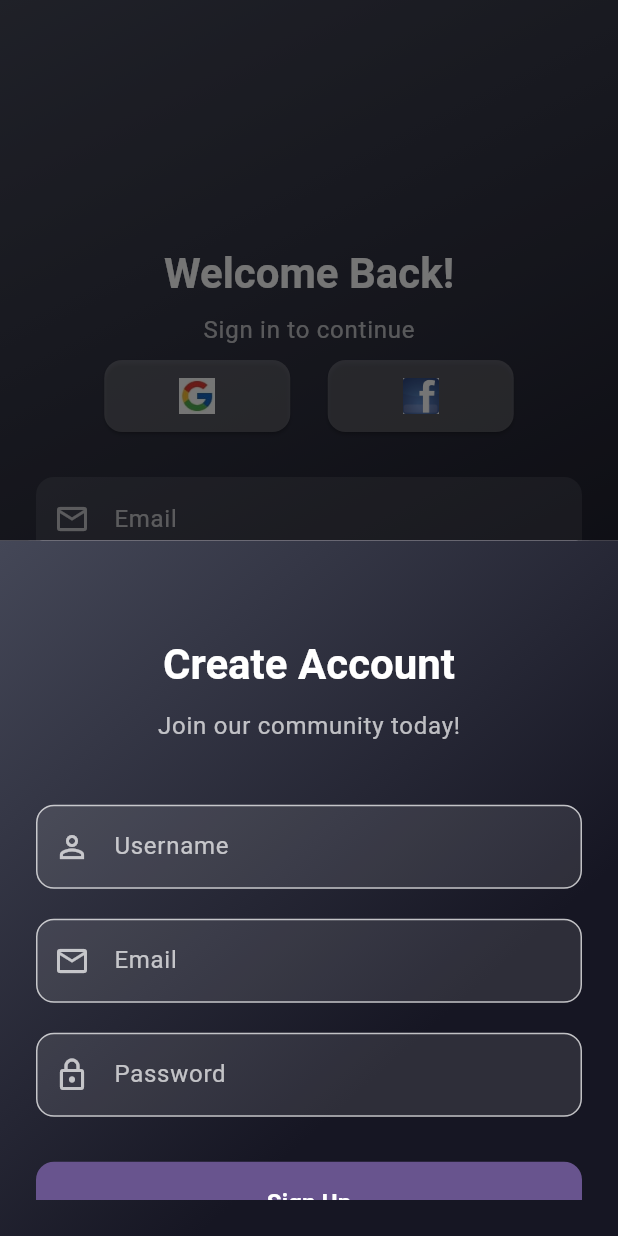
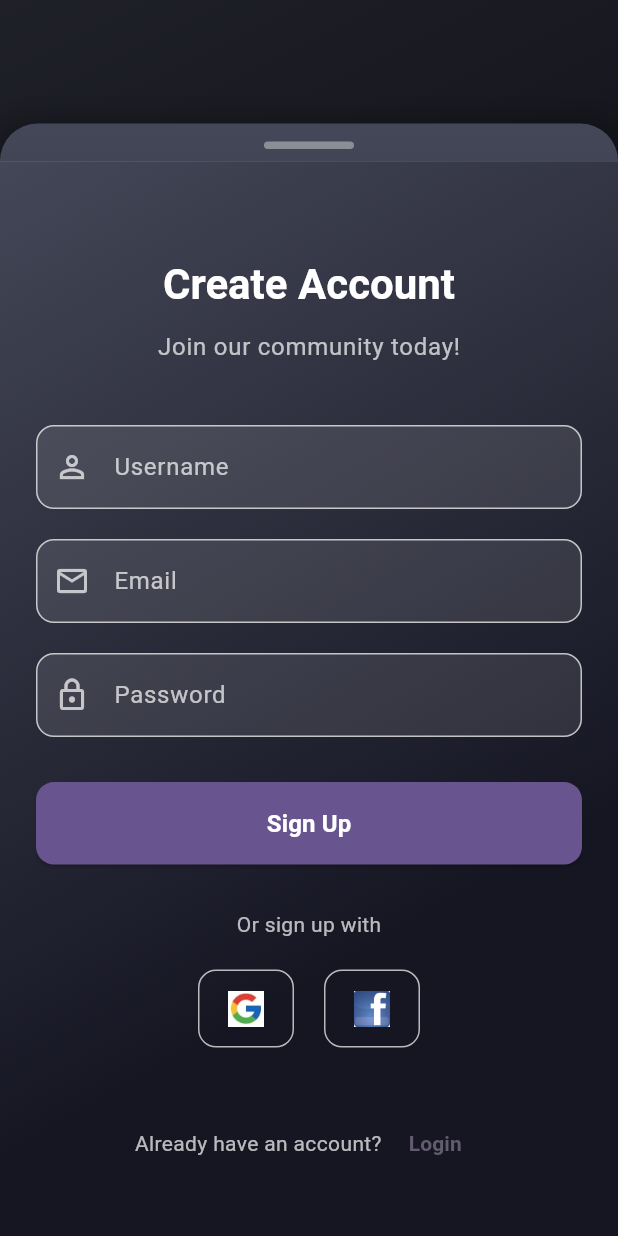
Before and after one commit to fang69x/shoes, a Flutter app: the screen it shows after launch, after a tap on "Sign Up", on a phone screen of 412 x 824 dp. Run offline on Flutter 3.47's test engine with Material 3 defaults, Android fonts, the phone set to English and light mode, and no system bars; missing offline and left inert: model_viewer_plus.

Commit message:
pop up improved

```diff
--- a/lib/screens/login_page.dart
+++ b/lib/screens/login_page.dart
@@ -243,16 +243,51 @@ class _LoginPageState extends State<LoginPage> {
           onPressed: () {
             showModalBottomSheet(
               context: context,
+              isScrollControlled: true,
+              backgroundColor: Colors.transparent,
+              barrierColor: Colors.black54,
+              elevation: 10,
+              shape: const RoundedRectangleBorder(
+                borderRadius: BorderRadius.vertical(top: Radius.circular(25)),
+              ),
               builder: (context) => Container(
                 height: MediaQuery.of(context).size.height * 0.9,
-                decoration: const BoxDecoration(
-                  color: Color(0xFF444757),
-                  borderRadius: BorderRadius.only(
-                    topLeft: Radius.circular(20),
-                    topRight: Radius.circular(20),
+                decoration: BoxDecoration(
+                  gradient: const LinearGradient(
+                    begin: Alignment.topCenter,
+                    end: Alignment.bottomCenter,
+                    colors: [
+                      Color(0xFF444757),
+                      Color.fromARGB(255, 22, 22, 35),
+                    ],
                   ),
+                  borderRadius:
+                      const BorderRadius.vertical(top: Radius.circular(25)),
+                  boxShadow: [
+                    BoxShadow(
+                      color: Colors.black.withOpacity(0.25),
+                      blurRadius: 15,
+                      spreadRadius: 5,
+                    ),
+                  ],
                 ),
-                child: SignUpPage(),
+                child: Column(
+                  children: [
+                    // Handle bar at the top
+                    Padding(
+                      padding: const EdgeInsets.only(top: 12, bottom: 8),
+                      child: Container(
+                        width: 60,
+                        height: 5,
+                        decoration: BoxDecoration(
+                          color: Colors.white38,
+                          borderRadius: BorderRadius.circular(10),
+                        ),
+                      ),
+                    ),
+                    Expanded(child: SignUpPage()),
+                  ],
+                ),
               ),
             );
           },
```
